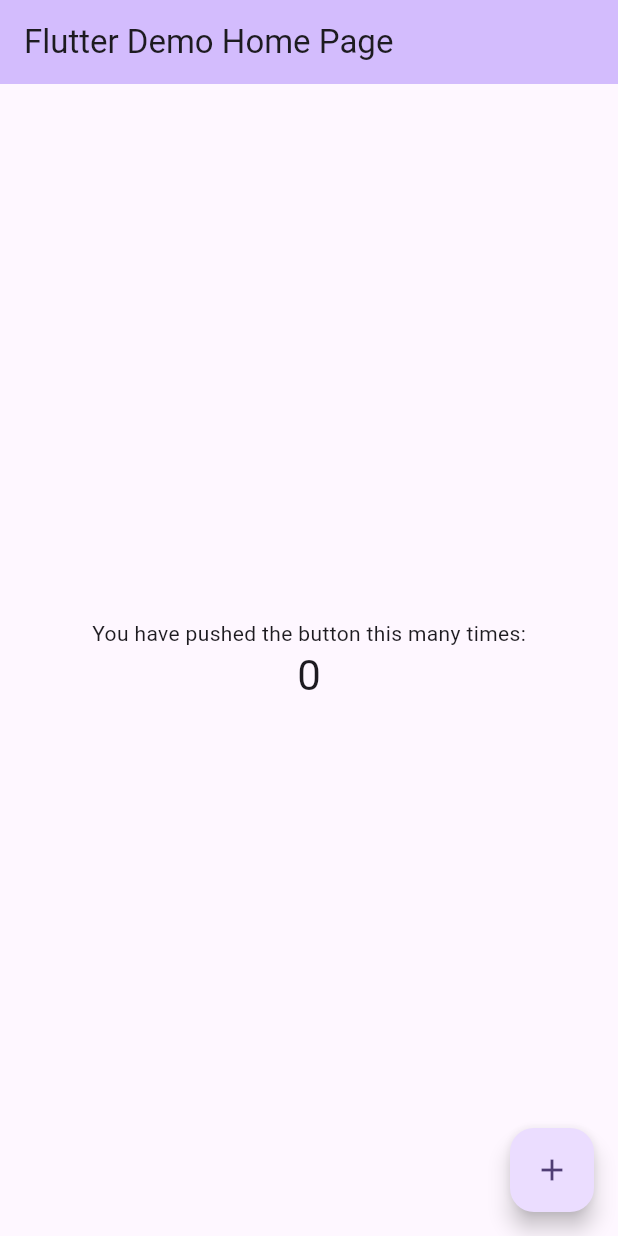
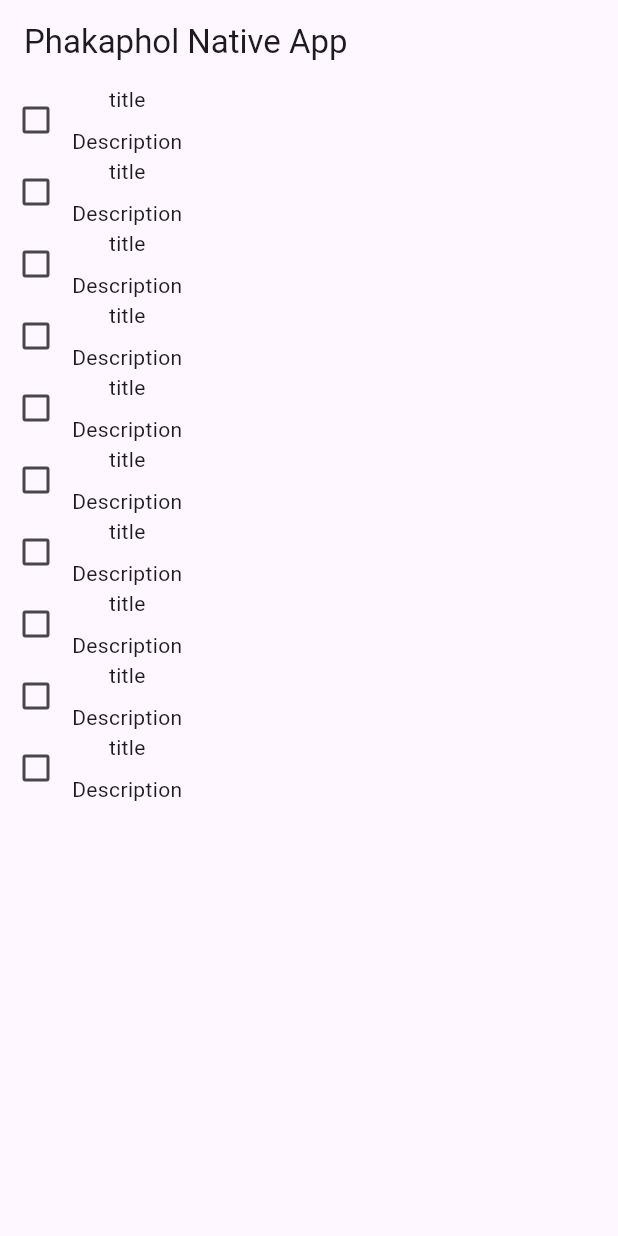
Before and after one commit to GodzK/Mastering-Application-Development-Flutter, a Flutter app: the screen it shows after launch, on a phone screen of 412 x 824 dp. Run offline on Flutter 3.47's test engine with Material 3 defaults, Android fonts, the phone set to English and light mode, and no system bars.

```diff
--- a/Flutter/lib/main.dart
+++ b/Flutter/lib/main.dart
@@ -1,122 +1,45 @@
 import 'package:flutter/material.dart';
 
 void main() {
-  runApp(const MyApp());
+  runApp(MyApp());
 }
 
 class MyApp extends StatelessWidget {
-  const MyApp({super.key});
-
-  // This widget is the root of your application.
   @override
   Widget build(BuildContext context) {
     return MaterialApp(
       title: 'Flutter Demo',
-      theme: ThemeData(
-        // This is the theme of your application.
-        //
-        // TRY THIS: Try running your application with "flutter run". You'll see
-        // the application has a purple toolbar. Then, without quitting the app,
-        // try changing the seedColor in the colorScheme below to Colors.green
-        // and then invoke "hot reload" (save your changes or press the "hot
-        // reload" button in a Flutter-supported IDE, or press "r" if you used
-        // the command line to start the app).
-        //
-        // Notice that the counter didn't reset back to zero; the application
-        // state is not lost during the reload. To reset the state, use hot
-        // restart instead.
-        //
-        // This works for code too, not just values: Most code changes can be
-        // tested with just a hot reload.
-        colorScheme: ColorScheme.fromSeed(seedColor: Colors.deepPurple),
-      ),
-      home: const MyHomePage(title: 'Flutter Demo Home Page'),
+      home: MyHomePage(),
+      debugShowCheckedModeBanner: false,
     );
   }
 }
 
-class MyHomePage extends StatefulWidget {
-  const MyHomePage({super.key, required this.title});
-
-  // This widget is the home page of your application. It is stateful, meaning
-  // that it has a State object (defined below) that contains fields that affect
-  // how it looks.
-
-  // This class is the configuration for the state. It holds the values (in this
-  // case the title) provided by the parent (in this case the App widget) and
-  // used by the build method of the State. Fields in a Widget subclass are
-  // always marked "final".
-
-  final String title;
-
-  @override
-  State<MyHomePage> createState() => _MyHomePageState();
-}
-
-class _MyHomePageState extends State<MyHomePage> {
-  int _counter = 0;
-
-  void _incrementCounter() {
-    setState(() {
-      // This call to setState tells the Flutter framework that something has
-      // changed in this State, which causes it to rerun the build method below
-      // so that the display can reflect the updated values. If we changed
-      // _counter without calling setState(), then the build method would not be
-      // called again, and so nothing would appear to happen.
-      _counter++;
-    });
-  }
-
+class MyHomePage extends StatelessWidget {
   @override
   Widget build(BuildContext context) {
-    // This method is rerun every time setState is called, for instance as done
-    // by the _incrementCounter method above.
-    //
-    // The Flutter framework has been optimized to make rerunning build methods
-    // fast, so that you can just rebuild anything that needs updating rather
-    // than having to individually change instances of widgets.
     return Scaffold(
       appBar: AppBar(
-        // TRY THIS: Try changing the color here to a specific color (to
-        // Colors.amber, perhaps?) and trigger a hot reload to see the AppBar
-        // change color while the other colors stay the same.
-        backgroundColor: Theme.of(context).colorScheme.inversePrimary,
-        // Here we take the value from the MyHomePage object that was created by
-        // the App.build method, and use it to set our appbar title.
-        title: Text(widget.title),
+        title: Text('Phakaphol Native App'),
       ),
-      body: Center(
-        // Center is a layout widget. It takes a single child and positions it
-        // in the middle of the parent.
-        child: Column(
-          // Column is also a layout widget. It takes a list of children and
-          // arranges them vertically. By default, it sizes itself to fit its
-          // children horizontally, and tries to be as tall as its parent.
-          //
-          // Column has various properties to control how it sizes itself and
-          // how it positions its children. Here we use mainAxisAlignment to
-          // center the children vertically; the main axis here is the vertical
-          // axis because Columns are vertical (the cross axis would be
-          // horizontal).
-          //
-          // TRY THIS: Invoke "debug painting" (choose the "Toggle Debug Paint"
-          // action in the IDE, or press "p" in the console), to see the
-          // wireframe for each widget.
-          mainAxisAlignment: MainAxisAlignment.center,
-          children: <Widget>[
-            const Text('You have pushed the button this many times:'),
-            Text(
-              '$_counter',
-              style: Theme.of(context).textTheme.headlineMedium,
+      // List view สร้างได้เรื่อยๆจนinfiniteถ้าไม่กำหนด item count
+        body: ListView.builder(itemCount: 10,itemBuilder: (context,index){
+        return Row(
+          children: [
+            Checkbox(value: false, onChanged: (value){}),
+            Column(
+              //การจัดเรียงcontentด้านใน เเละจับอยู่ตรงกลาง
+              crossAxisAlignment: CrossAxisAlignment.center,
+              // คลุมดเเละจัดเรียงด้วย column
+              children: [
+                Text("title"),
+                SizedBox(height: 8),
+                Text("Description"),
+              ],
             ),
           ],
-        ),
-      ),
-      floatingActionButton: FloatingActionButton(
-        onPressed: _incrementCounter,
-        tooltip: 'Increment',
-        child: const Icon(Icons.add),
-      ), // This trailing comma makes auto-formatting nicer for build methods.
+        );
+      })
     );
   }
 }
```
Also changed, not shown: Flutter/pubspec.yaml (+4 -67 lines), Flutter/pubspec.lock, 3 other files.
